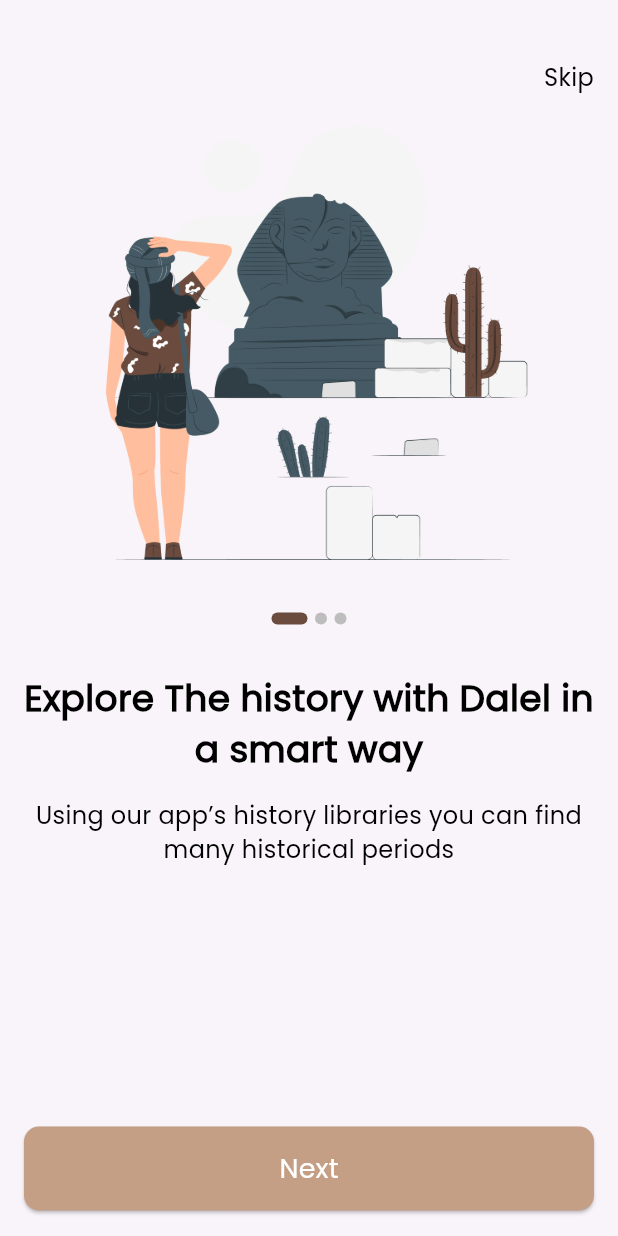
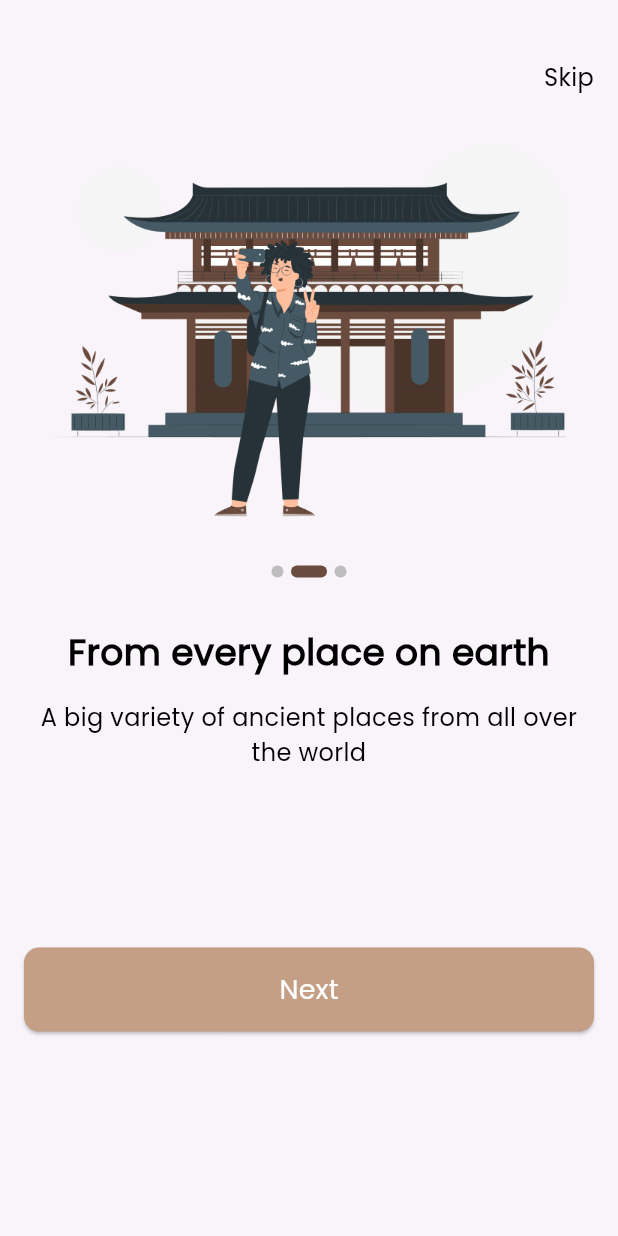
Before and after one commit to khaled2024/dalel_app, a Flutter app: the screen it shows after launch, after a tap on "Next", on a phone screen of 412 x 824 dp. Run offline on Flutter 3.47's test engine with Material 3 defaults, Android fonts, the phone set to English and light mode, and no system bars; drawn by our look-alikes of smooth_page_indicator; our stand-ins replace go_router.

Commit message:
finish onboarding logic

```diff
--- a/lib/core/functions/navigation.dart
+++ b/lib/core/functions/navigation.dart
@@ -1,6 +1,10 @@
 import 'package:flutter/material.dart';
 import 'package:go_router/go_router.dart';
 
-void customNavigation(BuildContext context, String path) {
+void customPushNavigation(BuildContext context, String path) {
   GoRouter.of(context).push(path);
 }
+
+void customPushReplacementNavigation(BuildContext context, String path) {
+  GoRouter.of(context).pushReplacement(path);
+}
--- a/lib/core/routes/app_router.dart
+++ b/lib/core/routes/app_router.dart
@@ -1,19 +1,35 @@
 import 'package:dalel_app/core/routes/app_router_constants.dart';
 import 'package:dalel_app/features/home/presentation/views/home_view.dart';
+import 'package:dalel_app/features/login/presentation/views/loginView.dart';
 import 'package:dalel_app/features/on_boarding/presentation/view/on_boardingView.dart';
+import 'package:dalel_app/features/signUp/presentation/views/signUpView.dart';
 import 'package:dalel_app/features/splash/presentation/views/splash_view.dart';
 import 'package:go_router/go_router.dart';
 
 final GoRouter router = GoRouter(
   routes: <GoRoute>[
+    // splash
     GoRoute(
       path: AppRouterConstants.splashScreen,
       builder: (context, state) => SplashView(),
     ),
+    // on boarding
     GoRoute(
       path: AppRouterConstants.onBoardingScreen,
       builder: (context, state) => OnBoardingView(),
     ),
+    //   sign up
+    GoRoute(
+      path: AppRouterConstants.signUpScreen,
+      builder: (context, state) => SignUpView(),
+    ),
+    //  login
+    GoRoute(
+      path: AppRouterConstants.loginScreen,
+      builder: (context, state) => LoginView(),
+    ),
+
+    //  home
     GoRoute(
       path: AppRouterConstants.homeScreen,
       builder: (context, state) => HomeView(),
--- a/lib/core/routes/app_router_constants.dart
+++ b/lib/core/routes/app_router_constants.dart
@@ -1,5 +1,9 @@
 abstract class AppRouterConstants {
   static const String splashScreen = '/';
   static const String onBoardingScreen = '/onBoardingScreen';
+
+  static const String signUpScreen = '/signUpScreen';
+  static const String loginScreen = '/loginScreen';
+
   static const String homeScreen = '/homeScreen';
 }
--- /dev/null
+++ b/lib/core/utils/app_sizeConfig.dart
@@ -0,0 +1,17 @@
+import 'package:flutter/material.dart';
+
+class SizeConfig {
+  static late MediaQueryData _mediaQueryData;
+  static late double screenW;
+  static late double screenH;
+  static late double blockH;
+  static late double blockV;
+
+  void init(BuildContext context) {
+    _mediaQueryData = MediaQuery.of(context);
+    screenW = _mediaQueryData.size.width;
+    screenH = _mediaQueryData.size.height;
+    blockH = screenW / 100;
+    blockV = screenH / 100;
+  }
+}
--- a/lib/core/widgets/custom_btn.dart
+++ b/lib/core/widgets/custom_btn.dart
@@ -20,7 +20,7 @@ class CustomBtn extends StatelessWidget {
       height: 56,
       width: double.infinity,
       child: ElevatedButton(
-        onPressed: () {},
+        onPressed: onPressed,
         style: ElevatedButton.styleFrom(
           backgroundColor: color ?? AppColors.primaryColor,
           shape: RoundedRectangleBorder(
--- /dev/null
+++ b/lib/features/login/presentation/views/loginView.dart
@@ -0,0 +1,10 @@
+import 'package:flutter/material.dart';
+
+class LoginView extends StatelessWidget {
+  const LoginView({super.key});
+
+  @override
+  Widget build(BuildContext context) {
+    return const Scaffold();
+  }
+}
--- a/lib/features/on_boarding/data/models/on_boardingModel.dart
+++ b/lib/features/on_boarding/data/models/on_boardingModel.dart
@@ -1,3 +1,5 @@
+import 'package:dalel_app/core/utils/app_assets.dart';
+
 class OnBoardingModel {
   String image;
   String title;
@@ -9,3 +11,23 @@ class OnBoardingModel {
     required this.body,
   });
 }
+
+final List<OnBoardingModel> onBoardingPages = [
+  OnBoardingModel(
+    image: Assets.imagesOnboarding1,
+    title: "Explore The history with Dalel in a smart way",
+    body:
+        "Using our app’s history libraries you can find many historical periods ",
+  ),
+  OnBoardingModel(
+    image: Assets.imagesOnboarding2,
+    title: "From every place on earth",
+    body: "A big variety of ancient places from all over the world",
+  ),
+  OnBoardingModel(
+    image: Assets.imagesOnboarding3,
+    title: "Using modern AI technology for better user experience",
+    body:
+        "AI provide recommendations and helps you to continue the search journey",
+  ),
+];
--- a/lib/features/on_boarding/presentation/view/on_boardingView.dart
+++ b/lib/features/on_boarding/presentation/view/on_boardingView.dart
@@ -1,34 +1,24 @@
-import 'package:dalel_app/core/utils/app_assets.dart';
+import 'package:dalel_app/core/functions/navigation.dart';
+import 'package:dalel_app/core/routes/app_router_constants.dart';
 import 'package:dalel_app/core/utils/app_colors.dart';
-import 'package:dalel_app/core/widgets/custom_btn.dart';
+import 'package:dalel_app/core/utils/app_sizeConfig.dart';
 import 'package:dalel_app/features/on_boarding/data/models/on_boardingModel.dart';
 import 'package:dalel_app/features/on_boarding/presentation/widgets/OnBoardingWidgetBody.dart';
 import 'package:dalel_app/features/on_boarding/presentation/widgets/customNavBarWidget.dart';
+import 'package:dalel_app/features/on_boarding/presentation/widgets/getOnboardingBtnsWidgets.dart';
 import 'package:flutter/material.dart';
 import 'package:flutter/services.dart';
 
-class OnBoardingView extends StatelessWidget {
-  OnBoardingView({super.key});
+class OnBoardingView extends StatefulWidget {
+  const OnBoardingView({super.key});
 
-  List<OnBoardingModel> onBoardingPages = [
-    OnBoardingModel(
-      image: Assets.imagesOnboarding1,
-      title: "Explore The history with Dalel in a smart way",
-      body:
-          "Using our app’s history libraries you can find many historical periods ",
-    ),
-    OnBoardingModel(
-      image: Assets.imagesOnboarding2,
-      title: "From every place on earth",
-      body: "A big variety of ancient places from all over the world",
-    ),
-    OnBoardingModel(
-      image: Assets.imagesOnboarding3,
-      title: "Using modern AI technology for better user experience",
-      body:
-          "AI provide recommendations and helps you to continue the search journey",
-    ),
-  ];
+  @override
+  State<OnBoardingView> createState() => _OnBoardingViewState();
+}
+
+class _OnBoardingViewState extends State<OnBoardingView> {
+  final PageController _pageController = PageController(initialPage: 0);
+  int currentIndex = 0;
 
   @override
   Widget build(BuildContext context) {
@@ -39,17 +29,32 @@ class OnBoardingView extends StatelessWidget {
         body: SafeArea(
           child: Padding(
             padding: const EdgeInsets.symmetric(horizontal: 16.0),
-            child: Column(
+            child: ListView(
+              physics: BouncingScrollPhysics(),
               children: [
                 SizedBox(height: 40),
-                CustomNavBarWidget(),
-                OnBoardingWidgetBody(onBoardingPages: onBoardingPages),
-                CustomBtn(
-                  onPressed: () {},
-                  color: AppColors.primaryColor,
-                  title: "Next",
+                CustomNavBarWidget(
+                  onTap: () {
+                    customPushReplacementNavigation(
+                      context,
+                      AppRouterConstants.signUpScreen,
+                    );
+                  },
                 ),
-                SizedBox(height: 17),
+                OnBoardingWidgetBody(
+                  onBoardingPages: onBoardingPages,
+                  pageController: _pageController,
+                  onchanged: (value) {
+                    currentIndex = value;
+                    print("current index is $currentIndex");
+                    setState(() {});
+                  },
+                ),
+                SizedBox(height: SizeConfig.screenH / 12),
+                getBottomBtns(
+                  currentIndex: currentIndex,
+                  pageController: _pageController,
+                ),
               ],
             ),
           ),
--- a/lib/features/on_boarding/presentation/widgets/OnBoardingWidgetBody.dart
+++ b/lib/features/on_boarding/presentation/widgets/OnBoardingWidgetBody.dart
@@ -4,28 +4,48 @@ import 'package:dalel_app/features/on_boarding/presentation/widgets/custom_page_
 import 'package:flutter/material.dart';
 
 class OnBoardingWidgetBody extends StatelessWidget {
-  OnBoardingWidgetBody({super.key, required this.onBoardingPages});
-  final PageController _pageController = PageController();
+  const OnBoardingWidgetBody({
+    super.key,
+    required this.onBoardingPages,
+    required this.pageController,
+    this.onchanged,
+  });
+  final PageController pageController;
+  final List<OnBoardingModel> onBoardingPages;
+  final void Function(int)? onchanged;
 
-  final List<OnBoardingModel> onBoardingPages;
   @override
   Widget build(BuildContext context) {
-    return Expanded(
+    return SizedBox(
+      height: 500,
       child: PageView.builder(
-        controller: _pageController,
+        onPageChanged: onchanged,
+        physics: BouncingScrollPhysics(),
+        controller: pageController,
         itemCount: onBoardingPages.length,
         itemBuilder: (context, index) {
           return Column(
             children: [
-              Image.asset(onBoardingPages[index].image),
+              Container(
+                width: 343,
+                height: 290,
+                decoration: BoxDecoration(
+                  image: DecorationImage(
+                    image: AssetImage(onBoardingPages[index].image),
+                    fit: BoxFit.cover,
+                  ),
+                ),
+              ),
               SizedBox(height: 24),
-              customSmoothPageIndicator(pageController: _pageController),
+              customSmoothPageIndicator(pageController: pageController),
               SizedBox(height: 32),
               Text(
                 onBoardingPages[index].title,
                 style: AppTextStyle.poppins500Style24.copyWith(
                   fontWeight: FontWeight.bold,
                 ),
+                maxLines: 2,
+                overflow: TextOverflow.ellipsis,
                 textAlign: TextAlign.center,
               ),
               SizedBox(height: 16),
@@ -35,6 +55,8 @@ class OnBoardingWidgetBody extends StatelessWidget {
                   fontSize: 16,
                   fontWeight: FontWeight.w300,
                 ),
+                maxLines: 2,
+                overflow: TextOverflow.ellipsis,
                 textAlign: TextAlign.center,
               ),
             ],
--- a/lib/features/on_boarding/presentation/widgets/customNavBarWidget.dart
+++ b/lib/features/on_boarding/presentation/widgets/customNavBarWidget.dart
@@ -2,13 +2,17 @@ import 'package:dalel_app/core/utils/app_textstyle.dart';
 import 'package:flutter/material.dart';
 
 class CustomNavBarWidget extends StatelessWidget {
-  const CustomNavBarWidget({super.key});
+  const CustomNavBarWidget({super.key, required this.onTap});
 
+  final VoidCallback onTap;
   @override
   Widget build(BuildContext context) {
-    return Align(
-      alignment: Alignment.topRight,
-      child: Text("Skip", style: AppTextStyle.poppins400Style16),
+    return GestureDetector(
+      onTap: onTap,
+      child: Align(
+        alignment: Alignment.topRight,
+        child: Text("Skip", style: AppTextStyle.poppins400Style16),
+      ),
     );
   }
 }
--- /dev/null
+++ b/lib/features/on_boarding/presentation/widgets/getOnboardingBtnsWidgets.dart
@@ -0,0 +1,63 @@
+import 'package:dalel_app/core/functions/navigation.dart';
+import 'package:dalel_app/core/routes/app_router_constants.dart';
+import 'package:dalel_app/core/utils/app_colors.dart';
+import 'package:dalel_app/core/utils/app_textstyle.dart';
+import 'package:dalel_app/core/widgets/custom_btn.dart';
+import 'package:dalel_app/features/on_boarding/data/models/on_boardingModel.dart';
+import 'package:flutter/material.dart';
+
+class getBottomBtns extends StatelessWidget {
+  const getBottomBtns({
+    super.key,
+    required this.currentIndex,
+    required this.pageController,
+  });
+
+  final int currentIndex;
+  final PageController pageController;
+  @override
+  Widget build(BuildContext context) {
+    if (currentIndex != onBoardingPages.length - 1) {
+      return CustomBtn(
+        onPressed: () {
+          pageController.nextPage(
+            duration: Duration(microseconds: 200),
+            curve: Curves.bounceIn,
+          );
+        },
+        color: AppColors.primaryColor,
+        title: "Next",
+      );
+    } else {
+      return Column(
+        spacing: 16,
+        children: [
+          CustomBtn(
+            onPressed: () {
+              customPushReplacementNavigation(
+                context,
+                AppRouterConstants.signUpScreen,
+              );
+            },
+            color: AppColors.primaryColor,
+            title: "Create Account",
+          ),
+          GestureDetector(
+            onTap: () {
+              customPushReplacementNavigation(
+                context,
+                AppRouterConstants.loginScreen,
+              );
+            },
+            child: Text(
+              "Login Now",
+              style: AppTextStyle.poppins400Style16.copyWith(
+                color: AppColors.deepGrey,
+              ),
+            ),
+          ),
+        ],
+      );
+    }
+  }
+}
--- /dev/null
+++ b/lib/features/signUp/presentation/views/signUpView.dart
@@ -0,0 +1,10 @@
+import 'package:flutter/material.dart';
+
+class SignUpView extends StatelessWidget {
+  const SignUpView({super.key});
+
+  @override
+  Widget build(BuildContext context) {
+    return const Scaffold(body: Center(child: Text("sign up")));
+  }
+}
--- a/lib/features/splash/presentation/views/splash_view.dart
+++ b/lib/features/splash/presentation/views/splash_view.dart
@@ -30,6 +30,9 @@ class _SplashViewState extends State<SplashView> {
 
 void deleyedNavigation(BuildContext context) {
   Future.delayed(Duration(seconds: 2), () {
-    customNavigation(context, AppRouterConstants.onBoardingScreen);
+    customPushReplacementNavigation(
+      context,
+      AppRouterConstants.onBoardingScreen,
+    );
   });
 }
--- a/lib/main.dart
+++ b/lib/main.dart
@@ -1,5 +1,6 @@
 import 'package:dalel_app/core/routes/app_router.dart';
 import 'package:dalel_app/core/utils/app_colors.dart';
+import 'package:dalel_app/core/utils/app_sizeConfig.dart';
 import 'package:flutter/material.dart';
 
 void main() {
@@ -12,6 +13,7 @@ class MyApp extends StatelessWidget {
   // This widget is the root of your application.
   @override
   Widget build(BuildContext context) {
+    SizeConfig().init(context);
     return MaterialApp.router(
       theme: ThemeData(scaffoldBackgroundColor: AppColors.offWhite),
       debugShowCheckedModeBanner: false,
```
